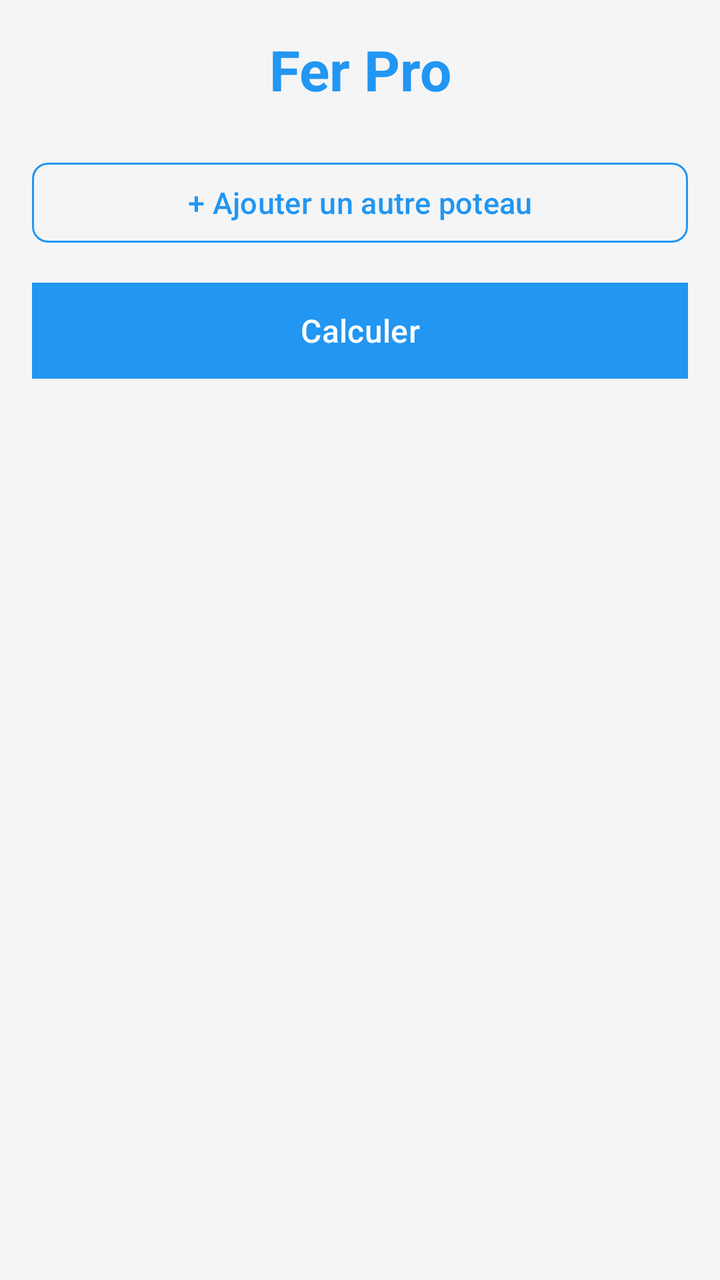
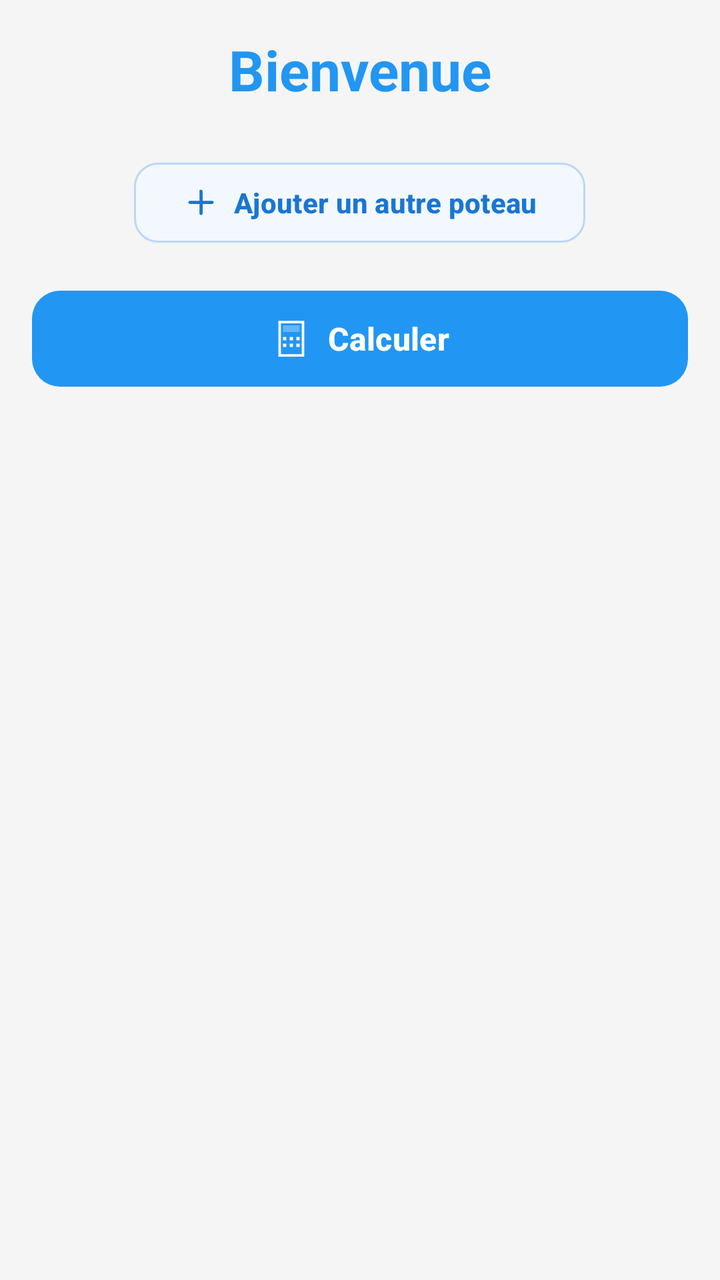

Before-and-after screenshots of an Android layout around one commit, followed by the original layout XML and the change that was made.
<!-- AndroidManifest.xml: application theme Theme.GKMBarFer -->
<!-- res/layout/activity_main.xml -->
<?xml version="1.0" encoding="utf-8"?>
<ScrollView xmlns:android="http://schemas.android.com/apk/res/android"
    xmlns:app="http://schemas.android.com/apk/res-auto"
    android:layout_width="match_parent"
    android:layout_height="match_parent"
    android:padding="16dp"
    android:background="@color/background">

    <LinearLayout
        android:layout_width="match_parent"
        android:layout_height="wrap_content"
        android:orientation="vertical">

        
        <TextView
            android:layout_width="match_parent"
            android:layout_height="wrap_content"
            android:text="@string/app_name"
            android:textSize="28sp"
            android:textStyle="bold"
            android:textColor="@color/primary"
            android:gravity="center"
            android:layout_marginBottom="24dp" />

        
        <LinearLayout
            android:id="@+id/layoutGroupesPoteaux"
            android:layout_width="match_parent"
            android:layout_height="wrap_content"
            android:orientation="vertical" />

        
        <Button
            android:id="@+id/btnAjouterPoteau"
            style="@style/Widget.Material3.Button.OutlinedButton"
            android:layout_width="match_parent"
            android:layout_height="wrap_content"
            android:text="@string/ajouter_poteau"
            android:textSize="15sp"
            android:textAllCaps="false"
            android:textColor="@color/primary"
            app:strokeColor="@color/primary"
            app:cornerRadius="8dp"
            android:layout_marginBottom="16dp" />

        
        <Button
            android:id="@+id/btnCalculer"
            android:layout_width="match_parent"
            android:layout_height="wrap_content"
            android:text="@string/calculer"
            android:textSize="16sp"
            android:background="@color/primary"
            android:textColor="@color/white"
            android:layout_marginBottom="24dp" />

        
        <androidx.cardview.widget.CardView
            android:id="@+id/cardResultats"
            android:layout_width="match_parent"
            android:layout_height="wrap_content"
            app:cardCornerRadius="12dp"
            app:cardElevation="4dp"
            android:layout_marginBottom="16dp"
            android:visibility="gone">

            <LinearLayout
                android:layout_width="match_parent"
                android:layout_height="wrap_content"
                android:orientation="vertical"
                android:padding="16dp">

                <LinearLayout
                    android:layout_width="match_parent"
                    android:layout_height="wrap_content"
                    android:orientation="horizontal"
                    android:gravity="center_vertical"
                    android:layout_marginBottom="16dp">

                    <TextView
                        android:layout_width="0dp"
                        android:layout_height="wrap_content"
                        android:layout_weight="1"
                        android:text="@string/resultats"
                        android:textSize="18sp"
                        android:textStyle="bold"
                        android:textColor="@color/primary" />

                    <Button
                        android:id="@+id/btnExporterPdf"
                        style="@style/Widget.Material3.Button.OutlinedButton"
                        android:layout_width="wrap_content"
                        android:layout_height="wrap_content"
                        android:minWidth="0dp"
                        android:minHeight="0dp"
                        android:paddingStart="10dp"
                        android:paddingEnd="10dp"
                        android:text="Exporter PDF"
                        android:textAllCaps="false"
                        android:textSize="12sp"
                        android:textColor="@color/primary"
                        app:strokeColor="@color/primary"
                        app:cornerRadius="8dp" />

                </LinearLayout>

                <TextView
                    android:id="@+id/tvResultats"
                    android:layout_width="match_parent"
                    android:layout_height="wrap_content"
                    android:textSize="14sp"
                    android:lineSpacingExtra="4dp" />
                
                <LinearLayout
                    android:id="@+id/layoutResultatsBarres"
                    android:layout_width="match_parent"
                    android:layout_height="wrap_content"
                    android:orientation="vertical" />
            </LinearLayout>

        </androidx.cardview.widget.CardView>

    </LinearLayout>
</ScrollView>
<!-- resources referenced by this layout -->
<resources>
  <color name="background">#F5F5F5</color>
  <color name="primary">#2196F3</color>
  <color name="white">#FFFFFFFF</color>
  <string name="ajouter_poteau">+ Ajouter un autre poteau</string>
  <string name="app_name">Fer Pro</string>
  <string name="calculer">Calculer</string>
  <string name="resultats">Résultats</string>
  <style name="Theme.GKMBarFer" parent="Base.Theme.GKMBarFer" />
  <style name="Base.Theme.GKMBarFer" parent="Theme.Material3.DayNight">
          <item name="colorPrimary">@color/primary</item>
          <item name="colorPrimaryVariant">@color/primary_dark</item>
          <item name="colorOnPrimary">@color/white</item>
          <item name="android:windowBackground">@color/background</item>
      </style>
  <color name="primary_dark">#1976D2</color>
</resources>

<!-- the commit's change to res/layout/activity_main.xml (unified diff, before → after) -->
@@ -3,122 +3,270 @@
     xmlns:app="http://schemas.android.com/apk/res-auto"
     android:layout_width="match_parent"
     android:layout_height="match_parent"
-    android:padding="16dp"
-    android:background="@color/background">
+    android:background="@color/background"
+    android:fillViewport="true"
+    android:padding="16dp">
 
     <LinearLayout
         android:layout_width="match_parent"
         android:layout_height="wrap_content"
         android:orientation="vertical">
 
-        
+
+        
+        
+        
+
         <TextView
             android:layout_width="match_parent"
             android:layout_height="wrap_content"
-            android:text="@string/app_name"
+            android:layout_marginBottom="24dp"
+            android:gravity="center"
+            android:text="Bienvenue"
+            android:textColor="@color/primary"
             android:textSize="28sp"
-            android:textStyle="bold"
-            android:textColor="@color/primary"
-            android:gravity="center"
-            android:layout_marginBottom="24dp" />
-
-        
+            android:textStyle="bold" />
+
+
+        
+        
+        
+        
+
         <LinearLayout
             android:id="@+id/layoutGroupesPoteaux"
             android:layout_width="match_parent"
             android:layout_height="wrap_content"
             android:orientation="vertical" />
 
-        
-        <Button
+
+        
+        
+        
+
+
+        
+        
+        
+
+        <com.google.android.material.button.MaterialButton
             android:id="@+id/btnAjouterPoteau"
-            style="@style/Widget.Material3.Button.OutlinedButton"
-            android:layout_width="match_parent"
-            android:layout_height="wrap_content"
+            android:layout_width="wrap_content"
+            android:layout_height="48dp"
+            android:layout_gravity="center_horizontal"
+            android:layout_marginBottom="16dp"
+            android:minWidth="0dp"
+            android:minHeight="0dp"
+
             android:text="@string/ajouter_poteau"
-            android:textSize="15sp"
             android:textAllCaps="false"
-            android:textColor="@color/primary"
-            app:strokeColor="@color/primary"
-            app:cornerRadius="8dp"
-            android:layout_marginBottom="16dp" />
-
-        
-        <Button
+            android:textColor="@color/add_poteau_text"
+            android:textSize="14sp"
+            android:textStyle="bold"
+
+            app:backgroundTint="@color/add_poteau_background"
+            app:cornerRadius="12dp"
+            app:elevation="0dp"
+
+            app:icon="@drawable/ic_add_poteau"
+            app:iconGravity="textStart"
+            app:iconPadding="7dp"
+            app:iconSize="19dp"
+            app:iconTint="@color/add_poteau_text"
+
+            app:strokeColor="@color/add_poteau_stroke"
+            app:strokeWidth="1dp" />
+
+        <com.google.android.material.button.MaterialButton
             android:id="@+id/btnCalculer"
             android:layout_width="match_parent"
-            android:layout_height="wrap_content"
+            android:layout_height="56dp"
+            android:layout_marginBottom="24dp"
             android:text="@string/calculer"
+            android:textAllCaps="false"
+            android:textColor="@color/white"
             android:textSize="16sp"
-            android:background="@color/primary"
-            android:textColor="@color/white"
-            android:layout_marginBottom="24dp" />
-
-        
+            android:textStyle="bold"
+            app:backgroundTint="@color/primary"
+            app:cornerRadius="14dp"
+            app:elevation="3dp"
+            app:icon="@drawable/ic_calculate"
+            app:iconGravity="textStart"
+            app:iconPadding="8dp"
+            app:iconSize="20dp"
+            app:iconTint="@color/white" />
+
+
+        
+        
+        
+
         <androidx.cardview.widget.CardView
             android:id="@+id/cardResultats"
             android:layout_width="match_parent"
             android:layout_height="wrap_content"
-            app:cardCornerRadius="12dp"
-            app:cardElevation="4dp"
-            android:layout_marginBottom="16dp"
-            android:visibility="gone">
+            android:layout_marginBottom="20dp"
+            android:visibility="gone"
+            app:cardBackgroundColor="@android:color/white"
+            app:cardCornerRadius="16dp"
+            app:cardElevation="2dp">
 
             <LinearLayout
                 android:layout_width="match_parent"
                 android:layout_height="wrap_content"
                 android:orientation="vertical"
-                android:padding="16dp">
+                android:paddingStart="16dp"
+                android:paddingTop="18dp"
+                android:paddingEnd="16dp"
+                android:paddingBottom="18dp">
+
+
+                
+                
+                
 
                 <LinearLayout
                     android:layout_width="match_parent"
                     android:layout_height="wrap_content"
-                    android:orientation="horizontal"
-                    android:gravity="center_vertical"
-                    android:layout_marginBottom="16dp">
+                    android:layout_marginBottom="16dp"
+                    android:orientation="vertical">
 
                     <TextView
+                        android:layout_width="match_parent"
+                        android:layout_height="wrap_content"
+                        android:includeFontPadding="false"
+                        android:text="@string/resultats"
+                        android:textColor="@color/primary"
+                        android:textSize="21sp"
+                        android:textStyle="bold" />
+
+                    <TextView
+                        android:layout_width="match_parent"
+                        android:layout_height="wrap_content"
+                        android:layout_marginTop="4dp"
+                        android:includeFontPadding="false"
+                        android:text="Résumé et détails de votre calcul"
+                        android:textColor="@android:color/darker_gray"
+                        android:textSize="13sp" />
+
+                </LinearLayout>
+
+
+                
+                
+                
+
+                <LinearLayout
+                    android:layout_width="match_parent"
+                    android:layout_height="wrap_content"
+                    android:layout_marginBottom="18dp"
+                    android:gravity="center"
+                    android:orientation="horizontal">
+
+
+                    
+                    
+                    
+
+                    <com.google.android.material.button.MaterialButton
+                        android:id="@+id/btnExporterPdf"
                         android:layout_width="0dp"
-                        android:layout_height="wrap_content"
+                        android:layout_height="46dp"
                         android:layout_weight="1"
-                        android:text="@string/resultats"
-                        android:textSize="18sp"
-                        android:textStyle="bold"
-                        android:textColor="@color/primary" />
-
-                    <Button
-                        android:id="@+id/btnExporterPdf"
-                        style="@style/Widget.Material3.Button.OutlinedButton"
-                        android:layout_width="wrap_content"
-                        android:layout_height="wrap_content"
+                        android:layout_marginEnd="5dp"
                         android:minWidth="0dp"
                         android:minHeight="0dp"
-                        android:paddingStart="10dp"
-                        android:paddingEnd="10dp"
+                        android:paddingStart="8dp"
+                        android:paddingEnd="8dp"
                         android:text="Exporter PDF"
                         android:textAllCaps="false"
-                        android:textSize="12sp"
-                        android:textColor="@color/primary"
-                        app:strokeColor="@color/primary"
-                        app:cornerRadius="8dp" />
+                        android:textColor="@color/on_surface"
+                        android:textSize="13sp"
+                        android:textStyle="bold"
+                        app:backgroundTint="@color/pdf_color"
+                        app:cornerRadius="10dp"
+                        app:elevation="0dp"
+                        app:icon="@drawable/ic_pdf_export"
+                        app:iconGravity="textStart"
+                        app:iconPadding="6dp"
+                        app:iconSize="17dp"
+                        app:iconTint="@color/on_surface"
+                        app:strokeWidth="0dp" />
+
+
+                    
+                    
+                    
+
+                    <com.google.android.material.button.MaterialButton
+                        android:id="@+id/btnExporterExcel"
+                        android:layout_width="0dp"
+                        android:layout_height="46dp"
+                        android:layout_weight="1"
+                        android:layout_marginStart="5dp"
+                        android:minWidth="0dp"
+                        android:minHeight="0dp"
+                        android:paddingStart="8dp"
+                        android:paddingEnd="8dp"
+                        android:text="Exporter Excel"
+                        android:textAllCaps="false"
+                        android:textColor="@color/white"
+                        android:textSize="13sp"
+                        android:textStyle="bold"
+                        app:backgroundTint="@color/excel_color"
+                        app:cornerRadius="10dp"
+                        app:elevation="0dp"
+                        app:icon="@drawable/ic_excel_export"
+                        app:iconGravity="textStart"
+                        app:iconPadding="6dp"
+                        app:iconSize="17dp"
+                        app:iconTint="@color/white"
+                        app:strokeWidth="0dp" />
 
                 </LinearLayout>
+
+
+                
+                
+                
+
+                <View
+                    android:layout_width="match_parent"
+                    android:layout_height="1dp"
+                    android:layout_marginBottom="16dp"
+                    android:background="#E8E8E8" />
+
+
+                
+                
+                
 
                 <TextView
                     android:id="@+id/tvResultats"
                     android:layout_width="match_parent"
                     android:layout_height="wrap_content"
-                    android:textSize="14sp"
-                    android:lineSpacingExtra="4dp" />
-                
+                    android:includeFontPadding="false"
+                    android:lineSpacingExtra="5dp"
+                    android:textColor="#343A40"
+                    android:textSize="14sp" />
+
+
+                
+                
+                
+                
+
                 <LinearLayout
                     android:id="@+id/layoutResultatsBarres"
                     android:layout_width="match_parent"
                     android:layout_height="wrap_content"
+                    android:layout_marginTop="8dp"
                     android:orientation="vertical" />
+
             </LinearLayout>
 
         </androidx.cardview.widget.CardView>
 
     </LinearLayout>
+
 </ScrollView>
<!-- resource entries referenced after the edit -->
@@ -1,10 +1,90 @@
 <!-- resources referenced by this layout -->
 <resources>
+  <color name="add_poteau_background">#F3F8FE</color>
+  <color name="add_poteau_stroke">#B9D8F7</color>
+  <color name="add_poteau_text">#1976D2</color>
   <color name="background">#F5F5F5</color>
+  <color name="excel_color">#217346</color>
+  <color name="on_surface">#212121</color>
+  <color name="pdf_color">#F9A825</color>
   <color name="primary">#2196F3</color>
   <color name="white">#FFFFFFFF</color>
-  <string name="ajouter_poteau">+ Ajouter un autre poteau</string>
-  <string name="app_name">Fer Pro</string>
+  <!-- drawable ic_add_poteau (drawable) -->
+  <?xml version="1.0" encoding="utf-8"?>
+  <vector xmlns:android="http://schemas.android.com/apk/res/android"
+      android:width="24dp"
+      android:height="24dp"
+      android:viewportWidth="24"
+      android:viewportHeight="24">
+  
+      <path
+          android:fillColor="@android:color/transparent"
+          android:pathData="M12,5 L12,19 M5,12 L19,12"
+          android:strokeColor="@color/add_poteau_text"
+          android:strokeWidth="2"
+          android:strokeLineCap="round" />
+  
+  </vector>
+  <!-- drawable ic_calculate (drawable) -->
+  <?xml version="1.0" encoding="utf-8"?>
+  <vector xmlns:android="http://schemas.android.com/apk/res/android"
+      android:width="24dp"
+      android:height="24dp"
+      android:viewportWidth="24"
+      android:viewportHeight="24">
+      <path
+          android:strokeColor="#FFFFFFFF"
+          android:strokeWidth="1.5"
+          android:pathData="M5,2 H19 V22 H5 Z" />
+      <path
+          android:fillColor="#4DFFFFFF"
+          android:pathData="M7,4 H17 V8 H7 Z" />
+      <path android:fillColor="#FFFFFFFF" android:pathData="M7,11 H9 V13 H7 Z" />
+      <path android:fillColor="#FFFFFFFF" android:pathData="M11,11 H13 V13 H11 Z" />
+      <path android:fillColor="#FFFFFFFF" android:pathData="M15,11 H17 V13 H15 Z" />
+      <path android:fillColor="#FFFFFFFF" android:pathData="M7,15 H9 V17 H7 Z" />
+      <path android:fillColor="#FFFFFFFF" android:pathData="M11,15 H13 V17 H11 Z" />
+      <path android:fillColor="#FFFFFFFF" android:pathData="M15,15 H17 V17 H15 Z" />
+  </vector>
+  <!-- drawable ic_excel_export (drawable) -->
+  <?xml version="1.0" encoding="utf-8"?>
+  <vector xmlns:android="http://schemas.android.com/apk/res/android"
+      android:width="24dp"
+      android:height="24dp"
+      android:viewportWidth="24"
+      android:viewportHeight="24">
+      <path
+          android:strokeColor="#FFFFFFFF"
+          android:strokeWidth="1.5"
+          android:pathData="M4,4 H20 V20 H4 Z" />
+      <path
+          android:strokeColor="#FFFFFFFF"
+          android:strokeWidth="1.5"
+          android:pathData="M4,10.5 H20" />
+      <path
+          android:strokeColor="#FFFFFFFF"
+          android:strokeWidth="1.5"
+          android:pathData="M4,15.5 H20" />
+      <path
+          android:strokeColor="#FFFFFFFF"
+          android:strokeWidth="1.5"
+          android:pathData="M12,4 V20" />
+  </vector>
+  <!-- drawable ic_pdf_export (drawable) -->
+  <?xml version="1.0" encoding="utf-8"?>
+  <vector xmlns:android="http://schemas.android.com/apk/res/android"
+      android:width="24dp"
+      android:height="24dp"
+      android:viewportWidth="24"
+      android:viewportHeight="24">
+      <path
+          android:fillColor="#FFFFFFFF"
+          android:pathData="M6,2 L14,2 L18,6 L18,22 L6,22 Z" />
+      <path
+          android:fillColor="#4D000000"
+          android:pathData="M14,2 L14,6 L18,6 Z" />
+  </vector>
+  <string name="ajouter_poteau">Ajouter un autre poteau</string>
   <string name="calculer">Calculer</string>
   <string name="resultats">Résultats</string>
   <style name="Theme.GKMBarFer" parent="Base.Theme.GKMBarFer" />
